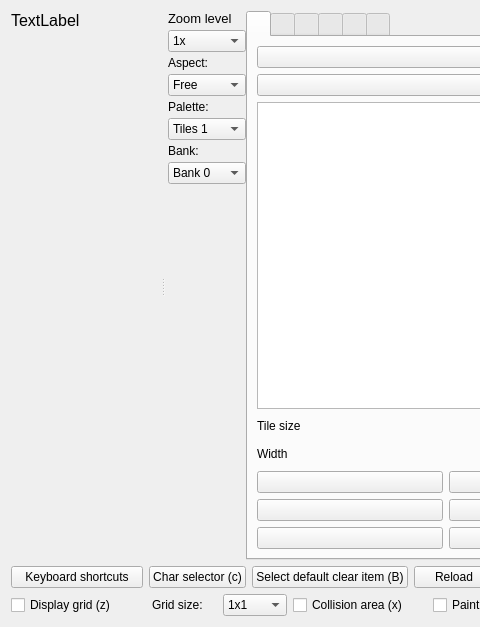
Old version of the form source/trsedocuments/formimageeditor.ui in the repository leuat/TRSE; both pictures show x 0 to 480 and y 0 to 627 of the 1041 by 627 pixel window.
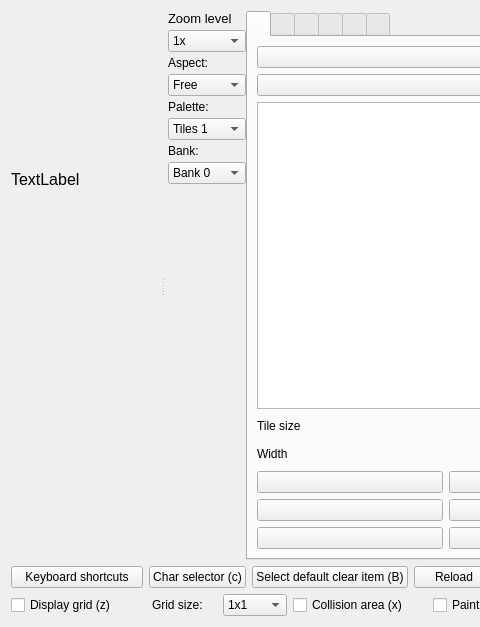
New version of the form. Icons and pictures are not drawn. Custom widgets are drawn as their Qt base class.

The edit to the form file:
```diff
--- a/source/trsedocuments/formimageeditor.ui
+++ b/source/trsedocuments/formimageeditor.ui
@@ -29,7 +29,7 @@
       <bool>true</bool>
      </property>
      <widget class="QWidget" name="layoutImageWidget">
-      <layout class="QVBoxLayout" name="ImageLayout" stretch="1,200,200,0">
+      <layout class="QVBoxLayout" name="ImageLayout" stretch="1,200,200">
        <item>
         <widget class="QLabel" name="lblName">
          <property name="sizePolicy">
@@ -89,19 +89,6 @@
          </property>
         </widget>
        </item>
-       <item>
-        <spacer name="vImageSpacer">
-         <property name="orientation">
-          <enum>Qt::Vertical</enum>
-         </property>
-         <property name="sizeHint" stdset="0">
-          <size>
-           <width>0</width>
-           <height>4000</height>
-          </size>
-         </property>
-        </spacer>
-       </item>
       </layout>
      </widget>
      <widget class="QWidget" name="layoutToolsWidget">
```
